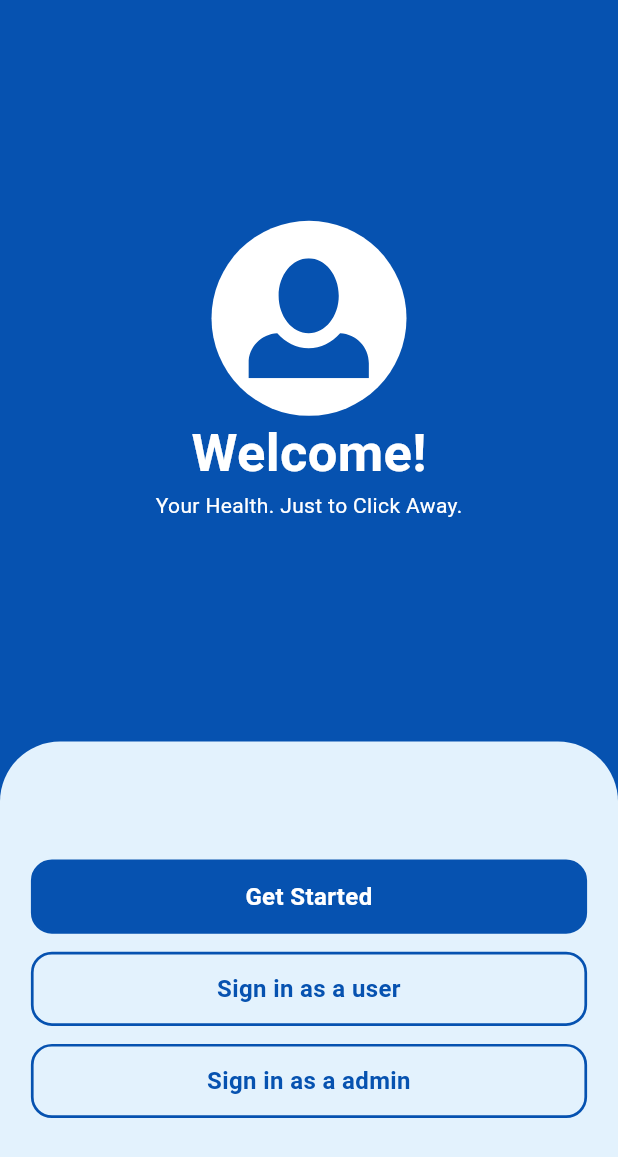
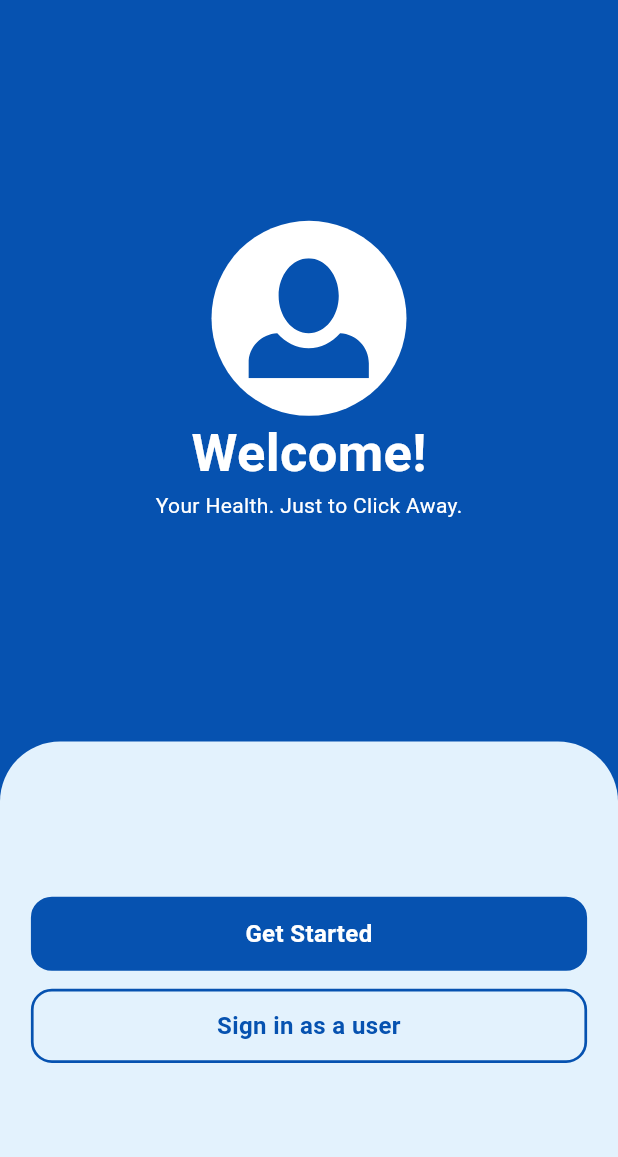
Before and after one commit to tech-aziz/medicare_ecommerce_app, a Flutter app: the screen it shows after launch, on a phone screen of 412 x 824 dp. Shown: the top 1157 px of the screen. Run offline on Flutter 3.47's test engine with Material 3 defaults, Android fonts, the phone set to English and light mode, and no system bars; our stand-ins replace auto_size_text, carousel_slider, flutter_svg, get; Roboto replaces fonts that are missing (TiroBangla-Italic).

Commit message:
some modify

```diff
--- a/lib/app/get_started/get_started.dart
+++ b/lib/app/get_started/get_started.dart
@@ -89,13 +89,13 @@ class _GetStartedState extends State<GetStarted> {
             const SizedBox(
               height: 12,
             ),
-            customButton(
-                onTap: () => Get.to(() => const SignInAdmin()),
-                borderColor: AppColors.primaryColor,
-                btnName: 'Sign in as a admin',
-                context: context,
-                textColor: AppColors.primaryColor,
-                border: Border.all(color: AppColors.primaryColor, width: 1.8)),
+            // customButton(
+            //     onTap: () => Get.to(() => const SignInAdmin()),
+            //     borderColor: AppColors.primaryColor,
+            //     btnName: 'Sign in as a admin',
+            //     context: context,
+            //     textColor: AppColors.primaryColor,
+            //     border: Border.all(color: AppColors.primaryColor, width: 1.8)),
           ],
         ),
       ),
```
Also changed, not shown: lib/app/cart/cart_view.dart (+18 -20 lines), pubspec.lock, 1 other file.
